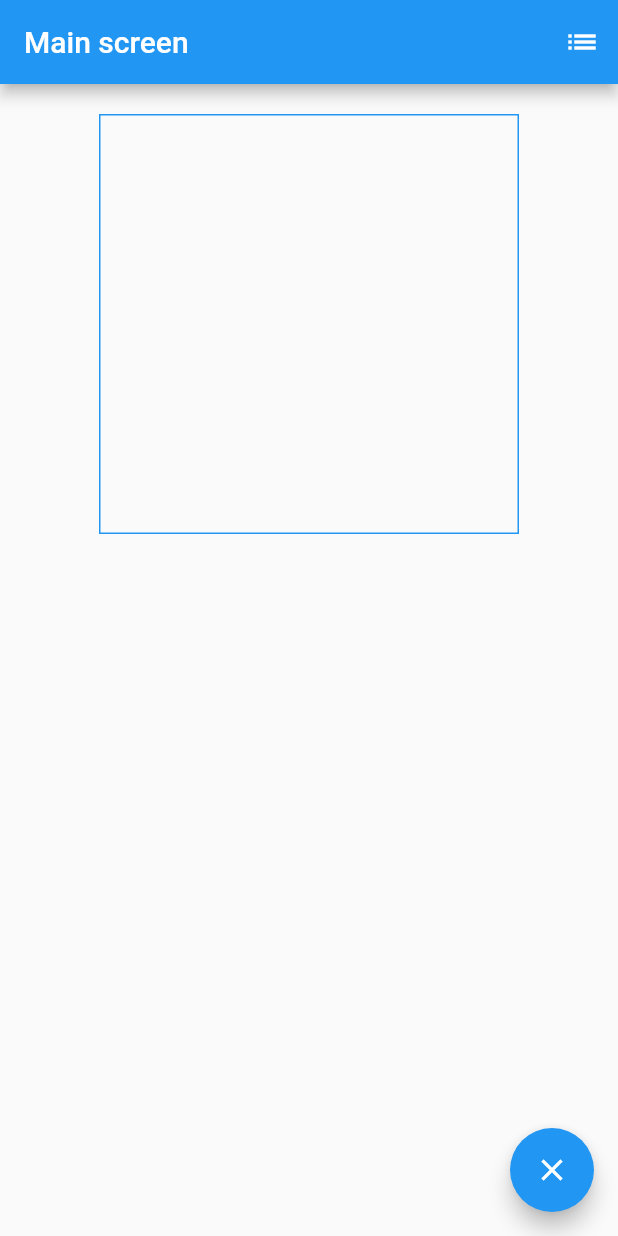
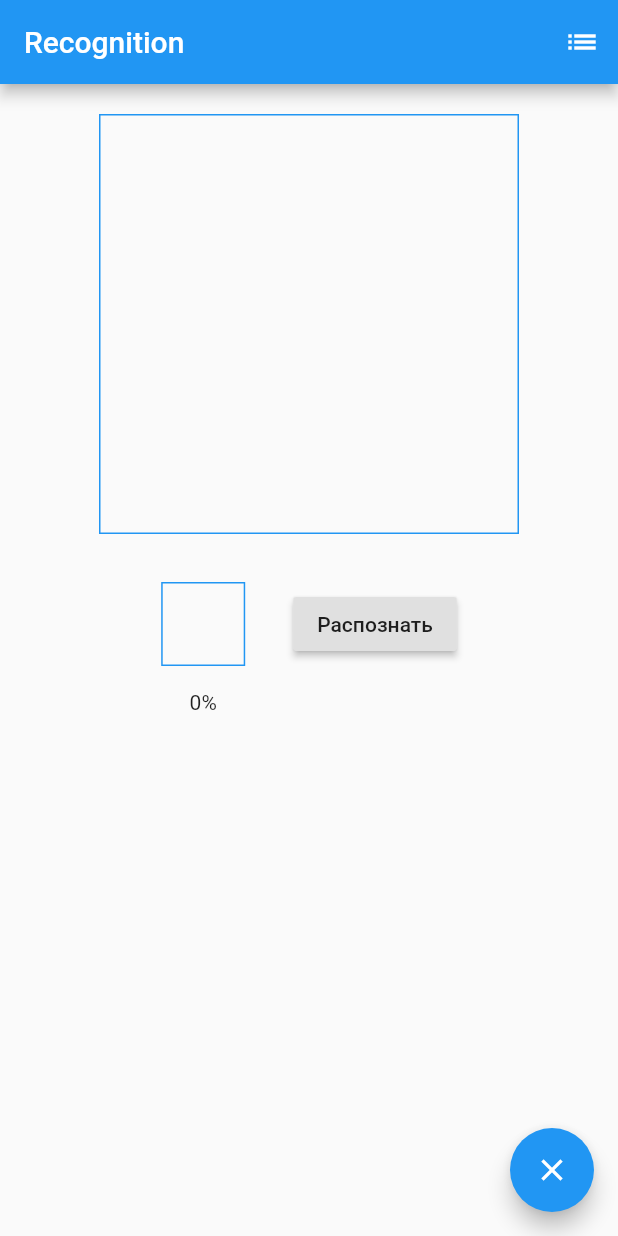
Before and after one commit to vofus/digit-recognition-mobile, a Flutter app: the screen it shows after launch, after a tap on the "clear" icon, on a phone screen of 412 x 824 dp. Run offline on Flutter 3.47's test engine with Material 2 defaults, Android fonts, the phone set to English and light mode, and no system bars.

Commit message:
Реализован основной функционал главного экрана

```diff
--- /dev/null
+++ b/lib/models/recognition_point.dart
@@ -0,0 +1,13 @@
+class RecognitionPoint {
+  final double x;
+  final double y;
+
+  RecognitionPoint({this.x, this.y});
+
+  Map<String, dynamic> toJson() {
+    return {
+      'x': x,
+      'y': y
+    };
+  }
+}
--- /dev/null
+++ b/lib/models/recognition_response.dart
@@ -0,0 +1,16 @@
+import 'package:digit_recognition/models/recognition_result.dart';
+
+class RecognitionResponse {
+  final RecognitionResult result;
+
+  RecognitionResponse({this.result});
+
+  factory RecognitionResponse.fromJson(Map<String, dynamic> json) {
+    RecognitionResult _result = RecognitionResult(
+      digit: json['result']['digit'],
+      percent: json['result']['percent'] * 1.0
+    );
+
+    return RecognitionResponse(result: _result);
+  }
+}
--- /dev/null
+++ b/lib/models/recognition_result.dart
@@ -0,0 +1,6 @@
+class RecognitionResult {
+  final int digit;
+  final double percent;
+
+  RecognitionResult({this.digit, this.percent});
+}
--- a/lib/screens/main_screen.dart
+++ b/lib/screens/main_screen.dart
@@ -1,4 +1,7 @@
+import 'package:digit_recognition/models/recognition_response.dart';
 import 'package:digit_recognition/routes.dart';
+import 'package:digit_recognition/services/recognition.dart';
+import 'package:digit_recognition/services/signature.dart';
 import 'package:digit_recognition/widgets/sketchpad.dart';
 import 'package:flutter/material.dart';
 
@@ -9,17 +12,32 @@ class MainScreen extends StatefulWidget {
 
 class _MainScreenState extends State<MainScreen> {
   Sketchpad _sketchpad = new Sketchpad();
+  Recognition _recognizer = new Recognition();
+  int _recognizedNumber;
+  int _recognitionPercent = 0;
 
   @override
   Widget build(BuildContext context) {
     return Scaffold(
         appBar: AppBar(
-          title: Text('Main screen'),
+          title: Text('Recognition'),
           actions: <Widget>[_resultsButton()],
         ),
         body: Center(
-          child: Column(
-            children: <Widget>[_sketchpad],
+          child: Container(
+            margin: EdgeInsets.all(20.0),
+            child: Column(
+              children: <Widget>[
+                _sketchpad,
+                Row(
+                  mainAxisAlignment: MainAxisAlignment.center,
+                  children: <Widget>[
+                    _resultOutput(),
+                    _recognitionButton()
+                  ],
+                )
+              ],
+            ),
           ),
         ),
         floatingActionButton: _clearButton());
@@ -38,7 +56,64 @@ class _MainScreenState extends State<MainScreen> {
   Widget _clearButton() {
     return FloatingActionButton(
       child: new Icon(Icons.clear),
-      onPressed: () => _sketchpad.clear(),
+      onPressed: () {
+        _sketchpad.clear();
+        setState(() {
+          _recognizedNumber = null;
+          _recognitionPercent = 0;
+        });
+      }
+    );
+  }
+
+  /// Контейнер для вывода результата распознавания
+  Widget _resultOutput() {
+    return new Column(
+      children: <Widget>[
+        new Container(
+          width: 56.0,
+          height: 56.0,
+          margin: EdgeInsets.only(top: 32.0),
+          padding: EdgeInsets.only(top: 8.0),
+          decoration:
+              BoxDecoration(border: Border.all(width: 1.0, color: Colors.blue)),
+          child: Text(
+            _recognizedNumber != null ? _recognizedNumber.toString() : '',
+            textAlign: TextAlign.center,
+            style: TextStyle(fontSize: 32, fontWeight: FontWeight.bold),
+          ),
+        ),
+        new Container(
+          margin: EdgeInsets.only(top: 16.0),
+          child: Text(
+            '$_recognitionPercent%',
+            textAlign: TextAlign.center,
+          ),
+        )
+      ],
+    );
+  }
+
+  /// Кнопка распознавания
+  Widget _recognitionButton() {
+    return new Container(
+      margin: EdgeInsets.only(left: 32.0),
+      child: RaisedButton(
+        child: Text('Распознать'),
+        onPressed: () {
+          List<Offset> points = _sketchpad.getPoints();
+
+          if (points.length > 0) {
+            _recognizer.recognize(points, Signature.width.truncate())
+                .then((RecognitionResponse response) {
+                  setState(() {
+                    _recognizedNumber = response.result.digit;
+                    _recognitionPercent = (response.result.percent * 100).truncate();
+                  });
+            });
+          }
+        }
+      ),
     );
   }
 }
--- /dev/null
+++ b/lib/services/recognition.dart
@@ -0,0 +1,35 @@
+import 'dart:async';
+import 'dart:convert';
+
+import 'package:digit_recognition/models/recognition_point.dart';
+import 'package:digit_recognition/models/recognition_response.dart';
+import 'package:flutter/material.dart';
+import 'package:http/http.dart' as http;
+
+class Recognition {
+  static const String URL =
+      'http://digit-recognition.vofus.ru/recognizer/api/recognition/from_path';
+  static const Map<String, String> headers = {
+    'Content-type': 'application/json',
+    'Accept': 'application/json'
+  };
+
+  static List<RecognitionPoint> _preparePoints(List<Offset> points) {
+    return points
+        .where((Offset point) => point != null)
+        .map((Offset point) => new RecognitionPoint(x: point.dx, y: point.dy))
+        .toList();
+  }
+
+  Future<RecognitionResponse> recognize(List<Offset> points, int width) async {
+    final path = _preparePoints(points);
+    final body = jsonEncode({'path': path, 'width': width});
+    final response = await http.post(URL, headers: headers, body: body);
+
+    if (response.statusCode == 200) {
+      return RecognitionResponse.fromJson(jsonDecode(response.body));
+    } else {
+      throw Exception('Failed to load post');
+    }
+  }
+}
--- a/lib/services/signature.dart
+++ b/lib/services/signature.dart
@@ -1,10 +1,11 @@
 import 'package:flutter/material.dart';
 
 class Signature extends CustomPainter {
+  static final double width = 20.0;
   static final Paint _paint = Paint()
     ..color = Colors.black
     ..strokeCap = StrokeCap.round
-    ..strokeWidth = 20.0;
+    ..strokeWidth = width;
 
   List<Offset> points;
 
@@ -12,10 +13,6 @@ class Signature extends CustomPainter {
 
   @override
   bool shouldRepaint(Signature oldDelegate) {
-    print('shouldRepaint: ${oldDelegate.points != points}');
-    print('shouldRepaint OLD: ${oldDelegate.points.length}');
-    print('shouldRepaint NEW: ${points.length}');
-
     return oldDelegate.points.length != points.length;
   }
 
--- a/lib/widgets/sketchpad.dart
+++ b/lib/widgets/sketchpad.dart
@@ -10,29 +10,47 @@ class Sketchpad extends StatefulWidget {
   clear() {
     _state.clear();
   }
+
+  List<Offset> getPoints() {
+    return _state.points;
+  }
 }
 
 
 class _SketchpadState extends State<Sketchpad> {
+  static const double _WIDTH = 280.0;
+  static const double _HEIGHT = 280.0;
+
+  static bool _pointValidate(Offset point) {
+    return point.dx >= 0
+        && point.dx <= _WIDTH
+        && point.dy >= 0
+        && point.dy <= _HEIGHT;
+  }
+
   List<Offset> _points = [];
+
+  List<Offset> get points => _points;
 
   @override
   Widget build(BuildContext context) {
     return Container(
-      width: 280.0,
-      height: 280.0,
-      margin: EdgeInsets.all(20.0),
+      width: _WIDTH,
+      height: _HEIGHT,
       decoration: BoxDecoration(
-          border: Border.all(width: 1.0, color: Colors.blue)),
+          border: Border.all(width: 1.0, color: Colors.blue)
+      ),
       child: GestureDetector(
         onPanUpdate: (DragUpdateDetails details) {
           RenderBox obj = context.findRenderObject();
           Offset _localPosition =
           obj.globalToLocal(details.globalPosition);
 
-          setState(() {
-            _points = List.from(_points)..add(_localPosition);
-          });
+          if (_pointValidate(_localPosition)) {
+            setState(() {
+              _points = List.from(_points)..add(_localPosition);
+            });
+          }
         },
         onPanEnd: (DragEndDetails details) => _points.add(null),
         child: CustomPaint(
--- a/pubspec.yaml
+++ b/pubspec.yaml
@@ -19,6 +19,7 @@ dependencies:
   # The following adds the Cupertino Icons font to your application.
   # Use with the CupertinoIcons class for iOS style icons.
   cupertino_icons: ^0.1.2
+  http: ^0.12.0
 
 dev_dependencies:
   flutter_test:
```
